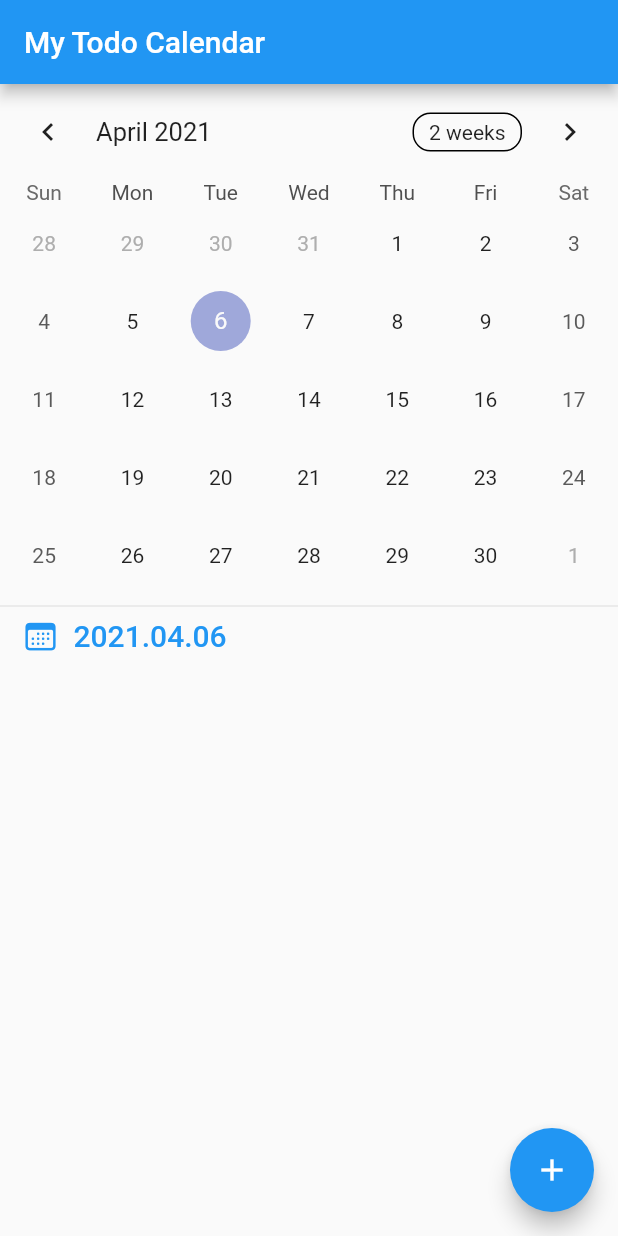
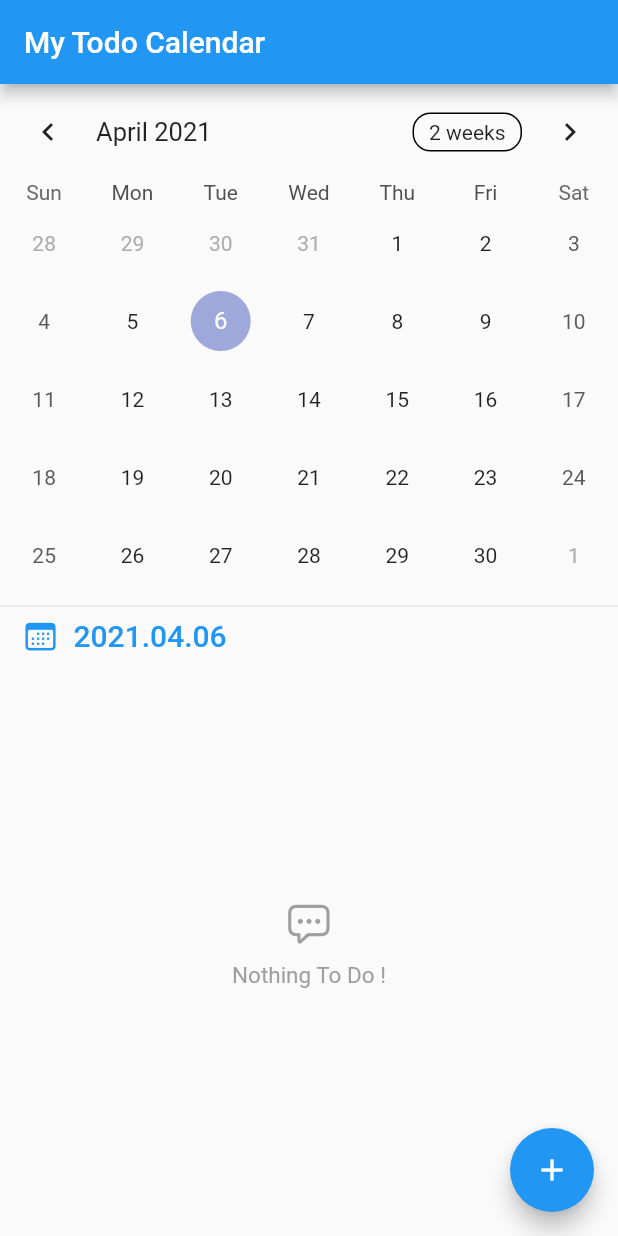
Before and after one commit to bebe0612/flutter_example, a Flutter app: the screen it shows after launch, on a phone screen of 412 x 824 dp. Run offline on Flutter 3.47's test engine with Material 2 defaults, Android fonts, the phone set to English and light mode, and no system bars; drawn by our look-alikes of table_calendar; our stand-ins replace equatable, hive, hive_flutter; accounts and stored records are empty.

Commit message:
split code

```diff
--- a/todo_with_provider/lib/views/home_view.dart
+++ b/todo_with_provider/lib/views/home_view.dart
@@ -1,8 +1,10 @@
 import 'package:flutter/cupertino.dart';
 import 'package:flutter/material.dart';
 import 'package:provider/provider.dart';
+import 'package:todo_with_provider/models/todo.dart';
 import 'package:todo_with_provider/providers/todo_provider.dart';
 import 'package:todo_with_provider/utils/util.dart';
+import 'package:todo_with_provider/views/add_todo_view.dart';
 import 'package:todo_with_provider/widgets/widgets.dart';
 
 class HomeView extends StatefulWidget {
@@ -38,27 +40,52 @@ class _HomeViewState extends State<HomeView> {
             },
           ),
           Divider(),
-          _buildTodoTitle(context),
+          _buildTodoTitle(),
           Expanded(
-            child: Scrollbar(
-              child: SingleChildScrollView(
-                child: Column(
-                  children: [
-                    ...todoProvider
-                        .getTodos(_selectedDay)
-                        .map((e) => TodoTile(todo: e))
-                        .toList()
-                  ],
-                ),
-              ),
-            ),
+            child: _buildTodoTileList(),
           )
         ],
       ),
     );
   }
 
-  Container _buildTodoTitle(BuildContext context) {
+  Widget _buildTodoTileList() {
+    var todoProvider = Provider.of<TodoProvider>(context, listen: false);
+    List<Todo> todoList = todoProvider.getTodos(_selectedDay);
+
+    return todoList.length == 0
+        ? Center(
+            child: Column(
+              mainAxisAlignment: MainAxisAlignment.center,
+              children: [
+                Icon(
+                  CupertinoIcons.ellipses_bubble,
+                  color: Colors.grey,
+                  size: 30,
+                ),
+                SizedBox(height: 10),
+                Text(
+                  "Nothing To Do !",
+                  style: TextStyle(
+                    color: Colors.grey,
+                    fontSize: 15,
+                  ),
+                )
+              ],
+            ),
+          )
+        : Scrollbar(
+            child: SingleChildScrollView(
+              child: Column(
+                children: [
+                  ...todoList.map((e) => TodoTile(todo: e)).toList(),
+                ],
+              ),
+            ),
+          );
+  }
+
+  Container _buildTodoTitle() {
     return Container(
       alignment: Alignment.centerLeft,
       padding: EdgeInsets.symmetric(horizontal: 15),
@@ -82,6 +109,10 @@ class _HomeViewState extends State<HomeView> {
   }
 
   void _onFloatingActionButtonPressed() async {
-    //
+    Navigator.of(context).push(
+      MaterialPageRoute(
+        builder: (context) => AddTodoView(),
+      ),
+    );
   }
 }
```
